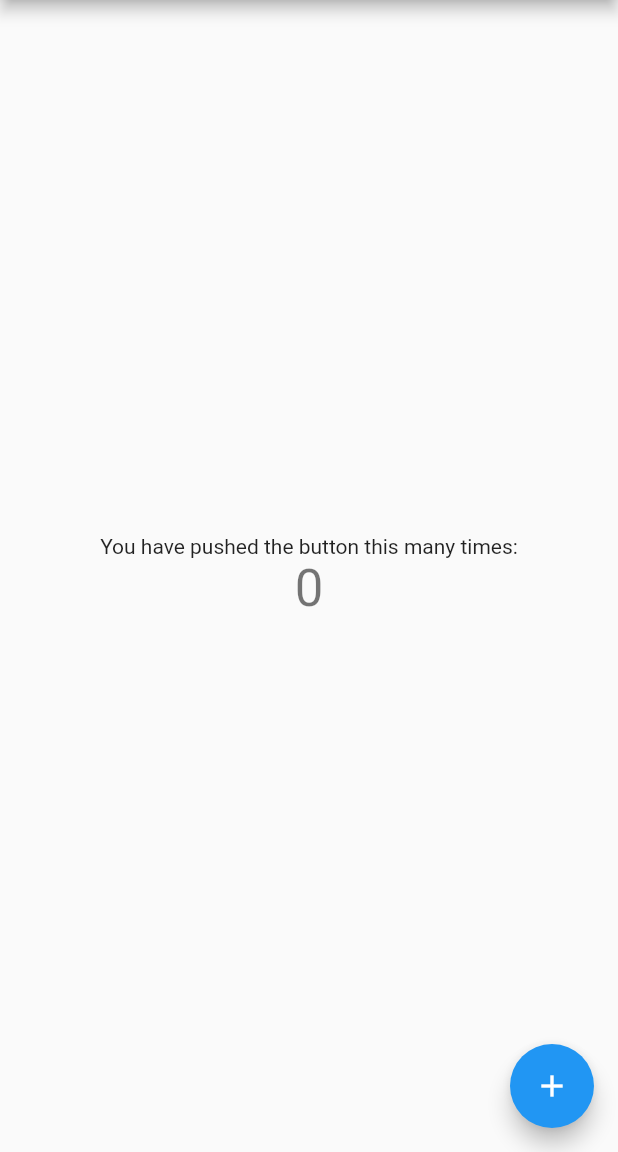
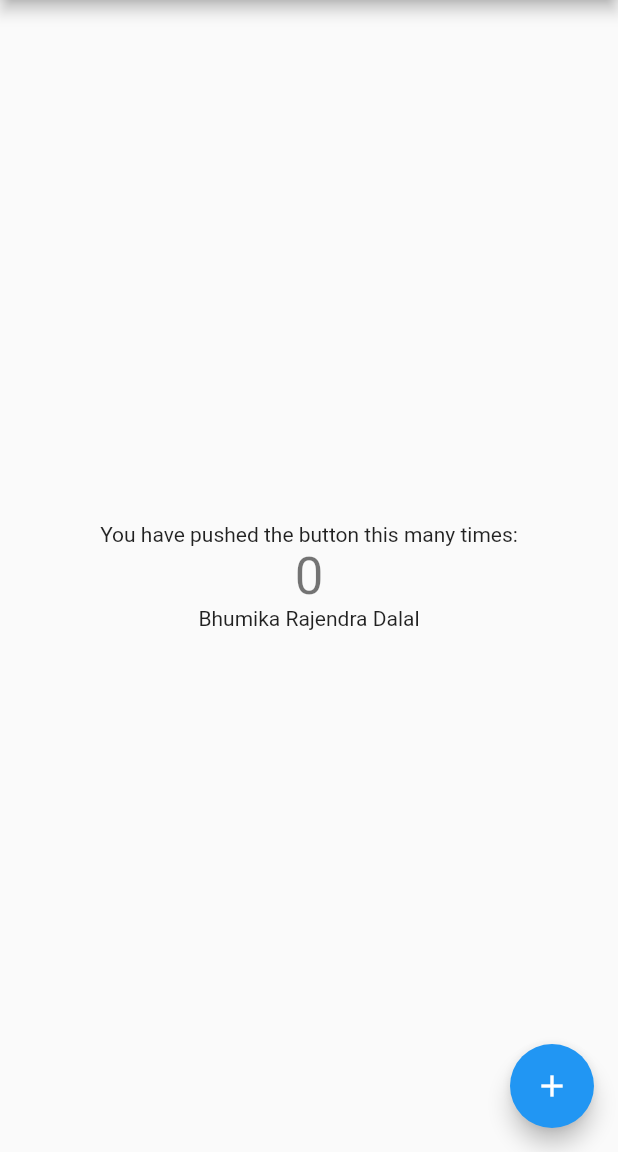
Before and after one commit to bhumikadalal/flutter_app6, a Flutter app: the screen it shows after launch, on a phone screen of 412 x 824 dp, the part 84-1236 px from its top. Run offline on Flutter 3.47's test engine with Material 2 defaults, Android fonts, the phone set to English and light mode, and no system bars.

Commit message:
added my name as text

```diff
--- a/lib/main.dart
+++ b/lib/main.dart
@@ -104,6 +104,9 @@ class _MyHomePageState extends State<MyHomePage> {
               '$_counter',
               style: Theme.of(context).textTheme.headline4,
             ),
+            Text(
+              'Bhumika Rajendra Dalal'
+            ),
           ],
         ),
       ),
```
